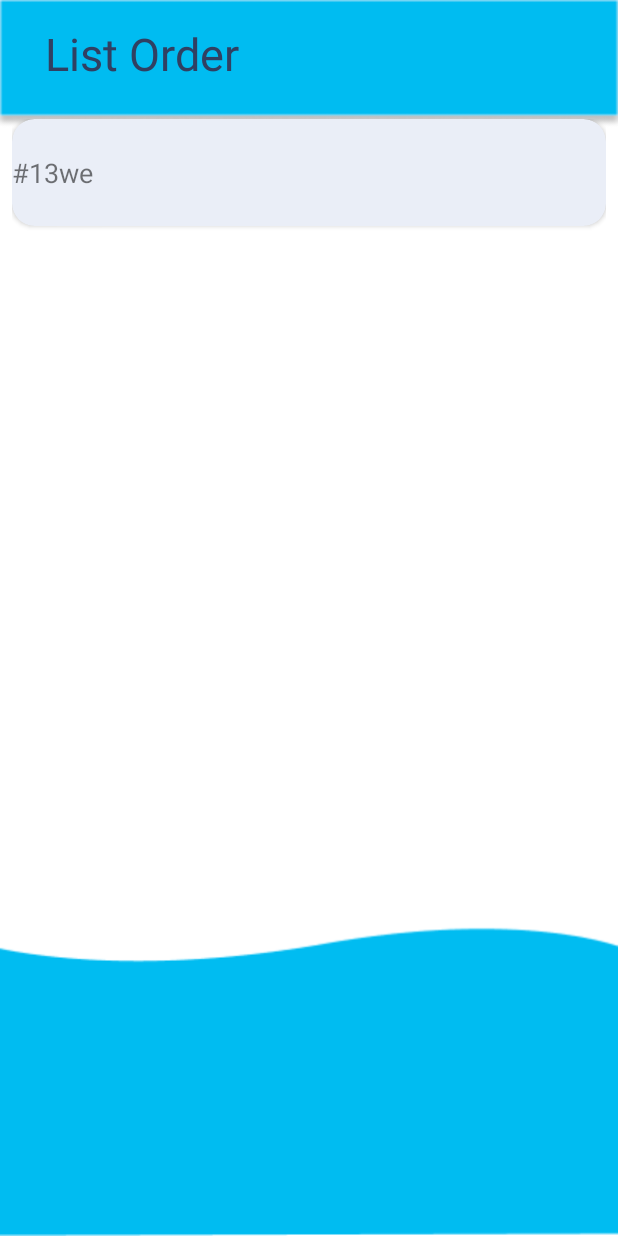
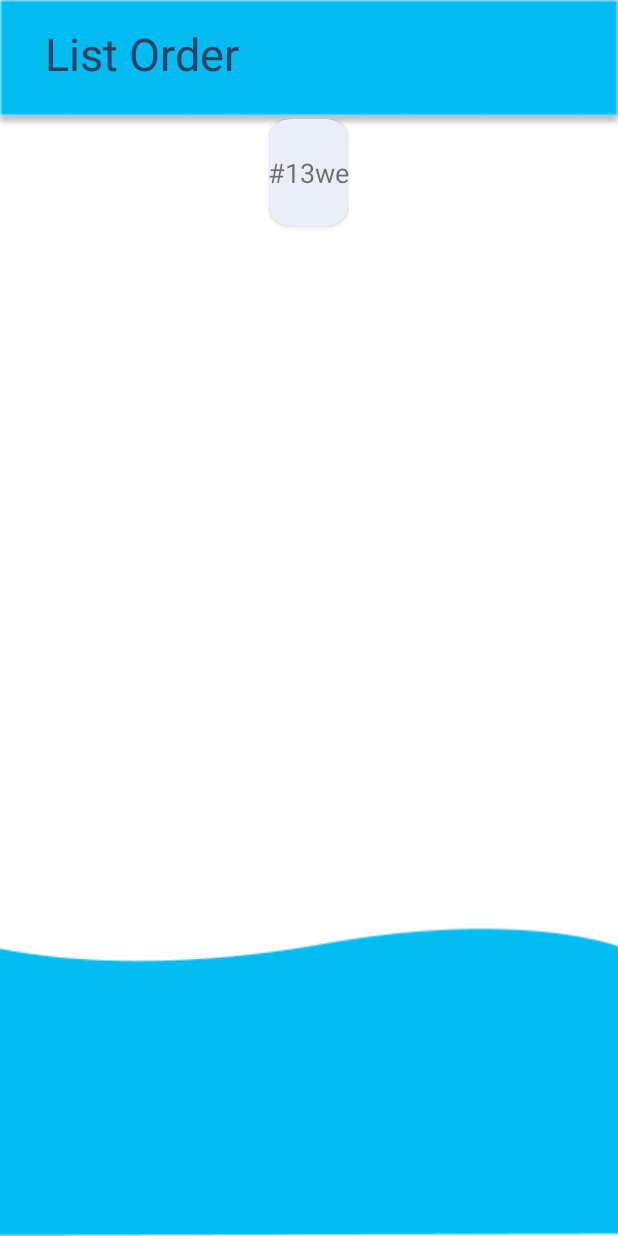
Before and after one commit to ISMutia/MemberAreaInovindo, an Android app: the layout activity_list_order.xml on its own in the app's theme, with its tools: preview values and no code run, on a phone screen of 412 x 824 dp. Run offline under Robolectric (Android 15) with nearby library versions, the phone set to English and light mode, and no system bars.

Commit message:
comiit ketiga

```diff
--- a/app/src/main/AndroidManifest.xml
+++ b/app/src/main/AndroidManifest.xml
@@ -9,7 +9,8 @@
         android:roundIcon="@mipmap/ic_launcher_round"
         android:supportsRtl="true"
         android:theme="@style/Theme.MemberAreaInovindo">
-        <activity android:name=".InfoPaketActivity"></activity>
+        <activity android:name=".RiwayatOrder"></activity>
+        <activity android:name=".InfoPaketActivity" />
         <activity android:name=".BillActivity" />
         <activity android:name=".TestimoniActivity" />
         <activity android:name=".ProgressActivity" />
--- a/app/src/main/res/layout/list_order.xml
+++ b/app/src/main/res/layout/list_order.xml
@@ -7,7 +7,7 @@
     <LinearLayout
         android:layout_width="match_parent"
         android:layout_height="match_parent"
-        android:orientation="vertical"
+        android:orientation="horizontal"
         android:padding="8dp">
 
         <androidx.cardview.widget.CardView
@@ -19,11 +19,11 @@
             app:cardBackgroundColor="#EAEEF7"
             app:cardCornerRadius="15dp">
 
-            <RelativeLayout
+            <LinearLayout
                 android:layout_width="match_parent"
-                android:layout_height="wrap_content">
-
-
+                android:layout_height="wrap_content"
+                android:orientation="horizontal"
+                android:gravity="center_horizontal">
                     <TextView
                         android:id="@+id/txtOrder"
                         android:layout_width="match_parent"
@@ -35,7 +35,7 @@
 
 
 
-            </RelativeLayout>
+            </LinearLayout>
         </androidx.cardview.widget.CardView>
     </LinearLayout>
 
```
Also changed, not shown: app/src/main/java/com/example/memberareainovindo/RiwayatOrder.java (added, +14 -0 lines), app/src/main/res/layout/activity_riwayat_order.xml (added, +9 -0 lines).
